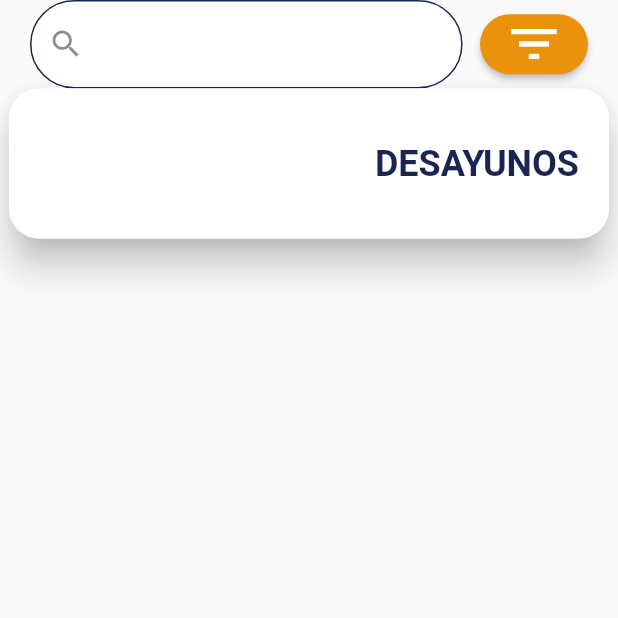
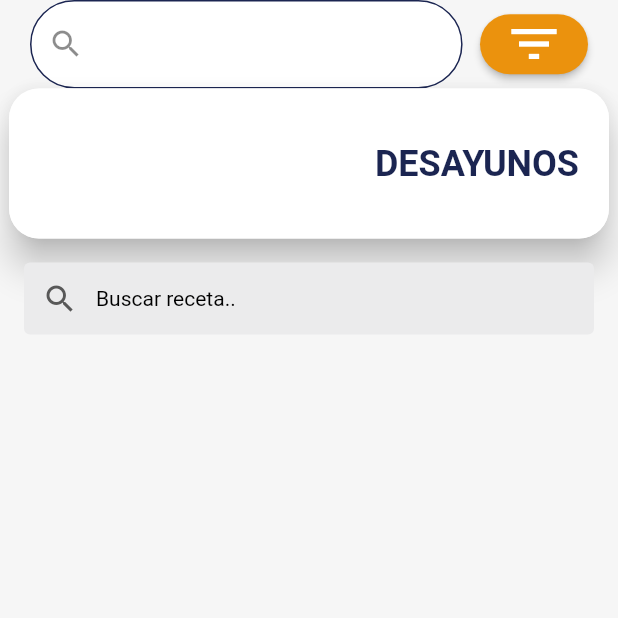
Before and after one commit to MarysDA2014/chef-en-casa, a Flutter app: the Inicio screen opened directly, on a phone screen of 412 x 824 dp, the top half of it. Run offline on Flutter 3.47's test engine with Material 2 defaults, Android fonts, the phone set to English and light mode, and no system bars; our stand-ins replace google_fonts.

Commit message:
CARD RECETAS

```diff
--- a/lib/main.dart
+++ b/lib/main.dart
@@ -14,7 +14,7 @@ class MyApp extends StatelessWidget {
     return MaterialApp(
       debugShowCheckedModeBanner: false,
       title: 'Flutter layout demo',
-      home: Inicio (),
+      home: Recetas (),
     );
   }
 }
--- a/lib/pantallas/inicio.dart
+++ b/lib/pantallas/inicio.dart
@@ -1,17 +1,16 @@
 import 'package:flutter/material.dart';
 import 'package:google_fonts/google_fonts.dart';
 
-class Inicio extends StatefulWidget {
-  const Inicio({Key? key}) : super(key: key);
+//import 'package:smooth_page_indicator/smooth_page_indicator.dart';
 
-  @override
-  _InicioState createState() => _InicioState();
-}
+class Inicio extends StatelessWidget {
+  final pageController = PageController();
 
-class _InicioState extends State<Inicio> {
   @override
   Widget build(BuildContext context) {
     return Scaffold(
+        backgroundColor: Color(0xfff6f6f6),
+
       body: Column(
         children: [
 
@@ -80,10 +79,78 @@ class _InicioState extends State<Inicio> {
               ),
 
             ]),
-          )
+          ),
+
+
+          //Buscador:
+          Padding(
+            padding:EdgeInsets.fromLTRB(0, 0, 0, 16),
+            child:SingleChildScrollView(
+              child:
+              Column(
+                mainAxisAlignment:MainAxisAlignment.start,
+                crossAxisAlignment:CrossAxisAlignment.start,
+                mainAxisSize:MainAxisSize.max,
+                children: [
+                  Padding(
+                    padding:EdgeInsets.all(16),
+                    child:TextField(
+                      controller:TextEditingController(),
+                      obscureText:false,
+                      textAlign:TextAlign.start,
+                      maxLines:1,
+                      style:TextStyle(
+                        fontWeight:FontWeight.w400,
+                        fontStyle:FontStyle.normal,
+                        fontSize:14,
+                        color:Color(0xff000000),
+                      ),
+                      decoration:InputDecoration(
+                        disabledBorder:OutlineInputBorder(
+                          borderRadius:BorderRadius.circular(4.0),
+                          borderSide:BorderSide(
+                              color:Color(0x00000000),
+                              width:1
+                          ),
+                        ),
+                        focusedBorder:OutlineInputBorder(
+                          borderRadius:BorderRadius.circular(4.0),
+                          borderSide:BorderSide(
+                              color:Color(0x00000000),
+                              width:1
+                          ),
+                        ),
+                        enabledBorder:OutlineInputBorder(
+                          borderRadius:BorderRadius.circular(4.0),
+                          borderSide:BorderSide(
+                              color:Color(0x00000000),
+                              width:1
+                          ),
+                        ),
+                        hintText:"Buscar receta..",
+                        hintStyle:TextStyle(
+                          fontWeight:FontWeight.w400,
+                          fontStyle:FontStyle.normal,
+                          fontSize:14,
+                          color:Color(0xff000000),
+                        ),
+                        filled:true,
+                        fillColor:Color(0xffebebec),
+                        isDense:false,
+                        contentPadding:EdgeInsets.all(8),
+                        prefixIcon:Icon(Icons.search,color:Color(0xff585858),size:24),
+                      ),
+                    ),
+                  ),
+
+
+                ],
+              ),
+            ),
+          ),
+
 
         ],)
-
     );
 
 
--- a/lib/pantallas/recetas.dart
+++ b/lib/pantallas/recetas.dart
@@ -1,7 +1,7 @@
 import 'package:flutter/material.dart';
 
 
-class VistRecetas extends StatelessWidget {
+class Recetas extends StatelessWidget {
 
   @override
   Widget build(BuildContext context) {
@@ -39,7 +39,7 @@ class VistRecetas extends StatelessWidget {
                   child:
                   ///***If you have exported images you must have to copy those images in assets/images directory.
                   Image(
-                    image:NetworkImage("https://image.freepik.com/free-photo/side-view-doner-with-grilled-chicken-greens-lettuce-tomato-french-fries-table_141793-4881.jpg"),
+                    image: AssetImage("assets/imagenes/sanduche.jpeg"),
                     height:130,
                     width:100,
                     fit:BoxFit.cover,
@@ -147,7 +147,7 @@ class VistRecetas extends StatelessWidget {
                   child:
                   ///***If you have exported images you must have to copy those images in assets/images directory.
                   Image(
-                    image:NetworkImage("https://image.freepik.com/free-photo/penne-pasta-tomato-sauce-with-chicken-tomatoes-wooden-table_2829-19744.jpg"),
+                    image: AssetImage("assets/imagenes/sanduche.jpeg"),
                     height:130,
                     width:100,
                     fit:BoxFit.cover,
--- a/pubspec.yaml
+++ b/pubspec.yaml
@@ -28,6 +28,7 @@ environment:
 # the latest version available on pub.dev. To see which dependencies have newer
 # versions available, run `flutter pub outdated`.
 dependencies:
+
   flutter:
     sdk: flutter
 
```
